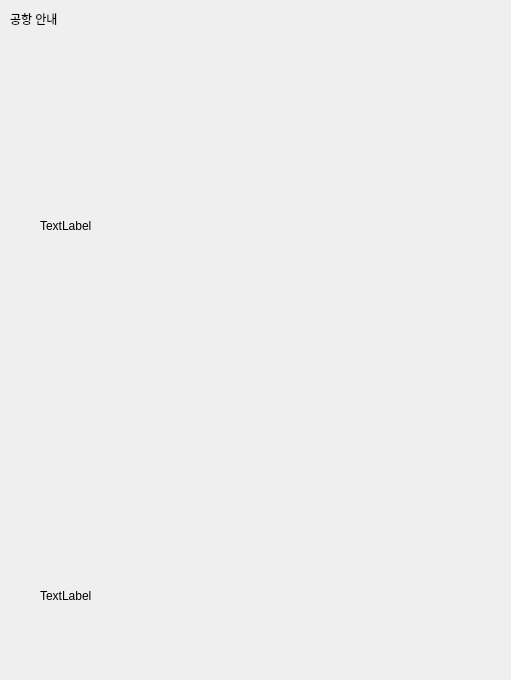
Old version of the form mother_system/UI_file/air_port_info.ui in the repository addinedu-ros-6th/deeplearning-repo-4; both pictures show x 0 to 511 and y 0 to 680 of the 846 by 818 pixel window.
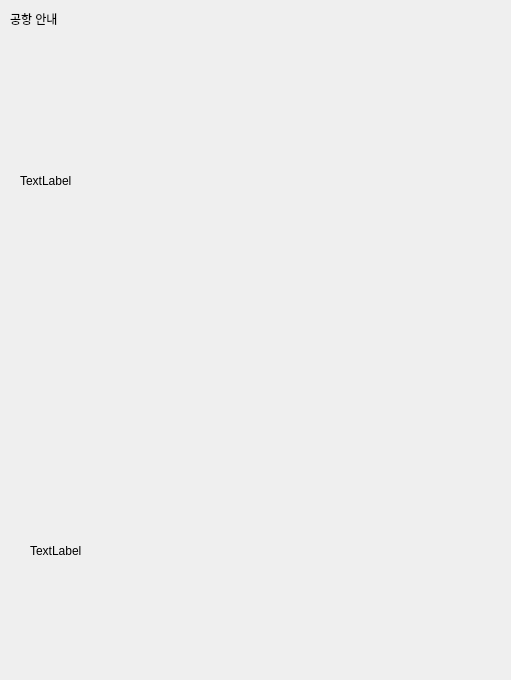
New version of the form.

```diff
--- a/mother_system/UI_file/air_port_info.ui
+++ b/mother_system/UI_file/air_port_info.ui
@@ -29,10 +29,10 @@
   <widget class="QLabel" name="map1">
    <property name="geometry">
     <rect>
-     <x>40</x>
-     <y>50</y>
-     <width>741</width>
-     <height>351</height>
+     <x>20</x>
+     <y>40</y>
+     <width>351</width>
+     <height>281</height>
     </rect>
    </property>
    <property name="text">
@@ -42,10 +42,10 @@
   <widget class="QLabel" name="map2">
    <property name="geometry">
     <rect>
-     <x>40</x>
-     <y>390</y>
+     <x>30</x>
+     <y>310</y>
      <width>741</width>
-     <height>411</height>
+     <height>481</height>
     </rect>
    </property>
    <property name="text">
```
